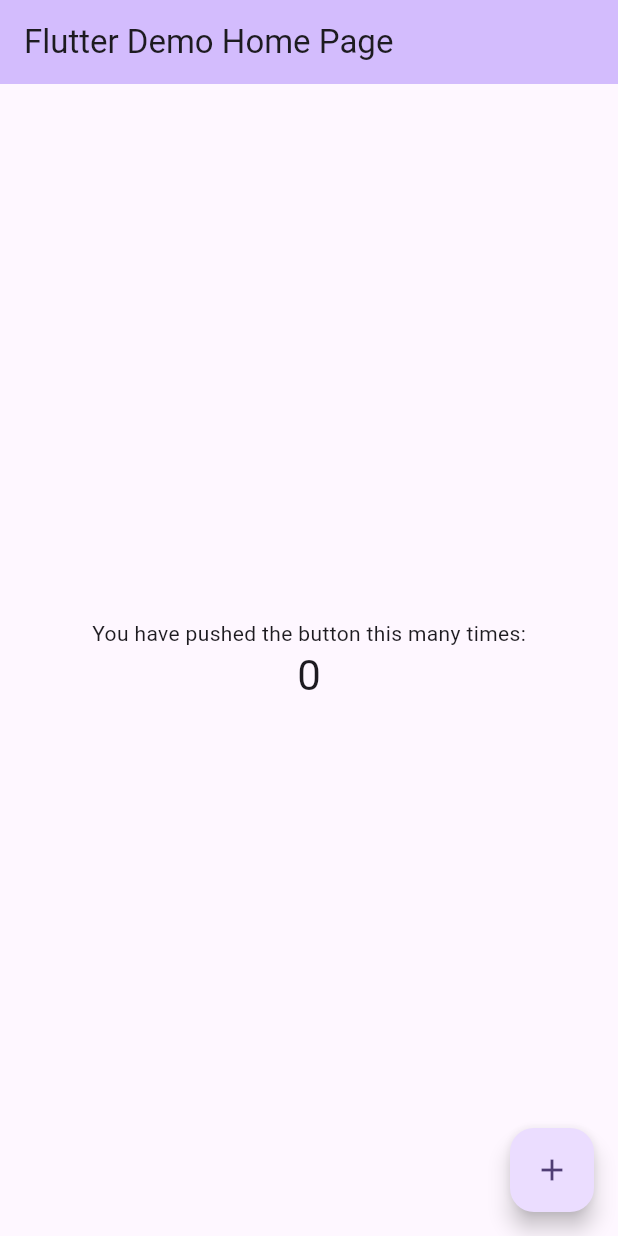
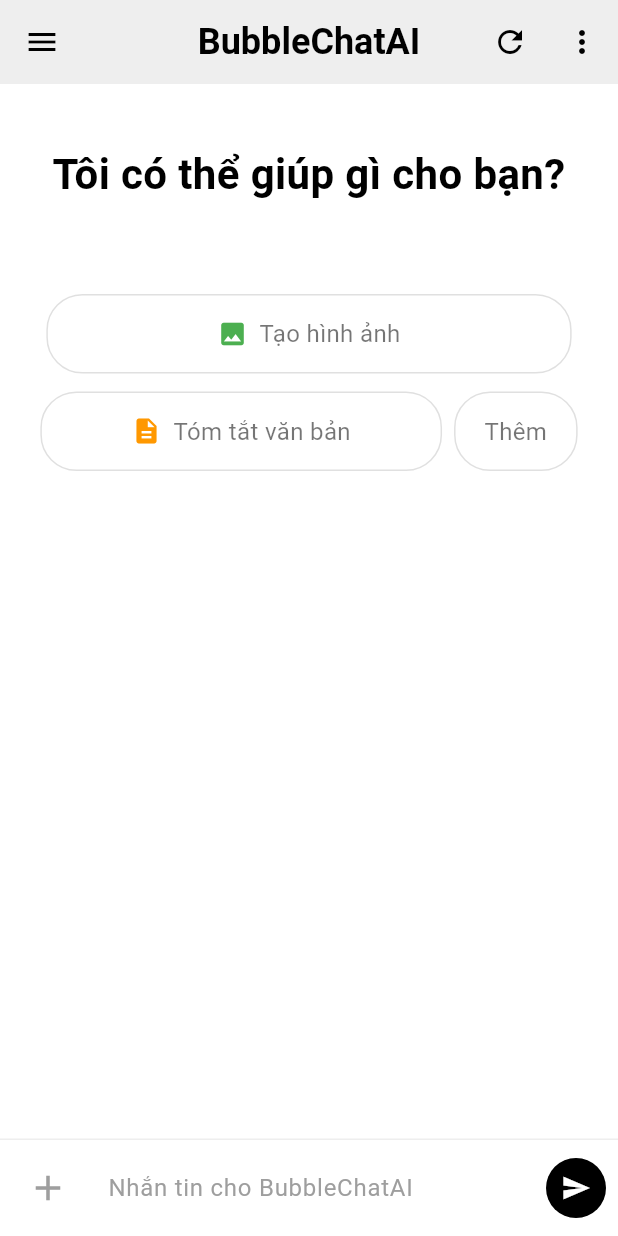
Before and after one commit to NguyenHuynhPhuVinh-TomiSakae/BubbleChatAI, a Flutter app: the screen it shows after launch, on a phone screen of 412 x 824 dp. Run offline on Flutter 3.47's test engine with Material 3 defaults, Android fonts, the phone set to English and light mode, and no system bars.

Commit message:
Cập nhật giao diện ban đầu

```diff
--- a/lib/main.dart
+++ b/lib/main.dart
@@ -1,4 +1,5 @@
 import 'package:flutter/material.dart';
+import 'screens/chat_screen.dart';
 
 void main() {
   runApp(const MyApp());
@@ -7,116 +8,16 @@ void main() {
 class MyApp extends StatelessWidget {
   const MyApp({super.key});
 
-  // This widget is the root of your application.
   @override
   Widget build(BuildContext context) {
     return MaterialApp(
-      title: 'Flutter Demo',
+      title: 'BubbleChatAI',
       theme: ThemeData(
-        // This is the theme of your application.
-        //
-        // TRY THIS: Try running your application with "flutter run". You'll see
-        // the application has a purple toolbar. Then, without quitting the app,
-        // try changing the seedColor in the colorScheme below to Colors.green
-        // and then invoke "hot reload" (save your changes or press the "hot
-        // reload" button in a Flutter-supported IDE, or press "r" if you used
-        // the command line to start the app).
-        //
-        // Notice that the counter didn't reset back to zero; the application
-        // state is not lost during the reload. To reset the state, use hot
-        // restart instead.
-        //
-        // This works for code too, not just values: Most code changes can be
-        // tested with just a hot reload.
-        colorScheme: ColorScheme.fromSeed(seedColor: Colors.deepPurple),
+        colorScheme: ColorScheme.fromSeed(seedColor: Colors.blue),
+        useMaterial3: true,
       ),
-      home: const MyHomePage(title: 'Flutter Demo Home Page'),
+      home: const ChatScreen(),
+      debugShowCheckedModeBanner: false,
     );
   }
 }
-
-class MyHomePage extends StatefulWidget {
-  const MyHomePage({super.key, required this.title});
-
-  // This widget is the home page of your application. It is stateful, meaning
-  // that it has a State object (defined below) that contains fields that affect
-  // how it looks.
-
-  // This class is the configuration for the state. It holds the values (in this
-  // case the title) provided by the parent (in this case the App widget) and
-  // used by the build method of the State. Fields in a Widget subclass are
-  // always marked "final".
-
-  final String title;
-
-  @override
-  State<MyHomePage> createState() => _MyHomePageState();
-}
-
-class _MyHomePageState extends State<MyHomePage> {
-  int _counter = 0;
-
-  void _incrementCounter() {
-    setState(() {
-      // This call to setState tells the Flutter framework that something has
-      // changed in this State, which causes it to rerun the build method below
-      // so that the display can reflect the updated values. If we changed
-      // _counter without calling setState(), then the build method would not be
-      // called again, and so nothing would appear to happen.
-      _counter++;
-    });
-  }
-
-  @override
-  Widget build(BuildContext context) {
-    // This method is rerun every time setState is called, for instance as done
-    // by the _incrementCounter method above.
-    //
-    // The Flutter framework has been optimized to make rerunning build methods
-    // fast, so that you can just rebuild anything that needs updating rather
-    // than having to individually change instances of widgets.
-    return Scaffold(
-      appBar: AppBar(
-        // TRY THIS: Try changing the color here to a specific color (to
-        // Colors.amber, perhaps?) and trigger a hot reload to see the AppBar
-        // change color while the other colors stay the same.
-        backgroundColor: Theme.of(context).colorScheme.inversePrimary,
-        // Here we take the value from the MyHomePage object that was created by
-        // the App.build method, and use it to set our appbar title.
-        title: Text(widget.title),
-      ),
-      body: Center(
-        // Center is a layout widget. It takes a single child and positions it
-        // in the middle of the parent.
-        child: Column(
-          // Column is also a layout widget. It takes a list of children and
-          // arranges them vertically. By default, it sizes itself to fit its
-          // children horizontally, and tries to be as tall as its parent.
-          //
-          // Column has various properties to control how it sizes itself and
-          // how it positions its children. Here we use mainAxisAlignment to
-          // center the children vertically; the main axis here is the vertical
-          // axis because Columns are vertical (the cross axis would be
-          // horizontal).
-          //
-          // TRY THIS: Invoke "debug painting" (choose the "Toggle Debug Paint"
-          // action in the IDE, or press "p" in the console), to see the
-          // wireframe for each widget.
-          mainAxisAlignment: MainAxisAlignment.center,
-          children: <Widget>[
-            const Text('You have pushed the button this many times:'),
-            Text(
-              '$_counter',
-              style: Theme.of(context).textTheme.headlineMedium,
-            ),
-          ],
-        ),
-      ),
-      floatingActionButton: FloatingActionButton(
-        onPressed: _incrementCounter,
-        tooltip: 'Increment',
-        child: const Icon(Icons.add),
-      ), // This trailing comma makes auto-formatting nicer for build methods.
-    );
-  }
-}
--- /dev/null
+++ b/lib/models/message.dart
@@ -0,0 +1,11 @@
+class Message {
+  final String text;
+  final bool isUser;
+  final DateTime timestamp;
+
+  Message({
+    required this.text,
+    required this.isUser,
+    DateTime? timestamp,
+  }) : timestamp = timestamp ?? DateTime.now();
+}
--- /dev/null
+++ b/lib/screens/chat_screen.dart
@@ -0,0 +1,273 @@
+import 'package:flutter/material.dart';
+import '../models/message.dart';
+import '../utils/ai_service.dart';
+import '../widgets/chat_message.dart';
+import '../widgets/suggestion_button.dart';
+import '../widgets/typing_indicator.dart';
+import '../widgets/chat_input_field.dart';
+
+class ChatScreen extends StatefulWidget {
+  const ChatScreen({super.key});
+
+  @override
+  State<ChatScreen> createState() => _ChatScreenState();
+}
+
+class _ChatScreenState extends State<ChatScreen> {
+  final List<Message> _messages = [];
+  final TextEditingController _textController = TextEditingController();
+  final ScrollController _scrollController = ScrollController();
+  final AiService _aiService = AiService();
+  bool _isTyping = false;
+  bool _showAllSuggestions = false;
+
+  @override
+  void initState() {
+    super.initState();
+  }
+
+  @override
+  Widget build(BuildContext context) {
+    return Scaffold(
+      backgroundColor: Colors.white,
+      appBar: AppBar(
+        backgroundColor: Colors.grey.shade200,
+        elevation: 0,
+        title: const Text(
+          'BubbleChatAI',
+          style: TextStyle(
+            color: Colors.black,
+            fontWeight: FontWeight.bold,
+            fontSize: 24,
+          ),
+        ),
+        centerTitle: true,
+        leading: IconButton(
+          icon: const Icon(Icons.menu, color: Colors.black),
+          onPressed: () {},
+        ),
+        actions: [
+          IconButton(
+            icon: const Icon(Icons.refresh, color: Colors.black),
+            onPressed: () {},
+          ),
+          IconButton(
+            icon: const Icon(Icons.more_vert, color: Colors.black),
+            onPressed: () {},
+          ),
+        ],
+      ),
+      body: Column(
+        children: [
+          Expanded(
+            child: ListView(
+              controller: _scrollController,
+              padding: const EdgeInsets.symmetric(horizontal: 16.0),
+              children: [
+                if (_messages.isEmpty) ...[
+                  const SizedBox(height: 40),
+                  const Center(
+                    child: Text(
+                      'Tôi có thể giúp gì cho bạn?',
+                      style: TextStyle(
+                        fontSize: 28.0,
+                        fontWeight: FontWeight.bold,
+                        color: Colors.black,
+                      ),
+                      textAlign: TextAlign.center,
+                    ),
+                  ),
+                  const SizedBox(height: 60),
+                  _buildSuggestionButtons(),
+                ],
+                ..._messages.map((message) => ChatMessageWidget(message: message)),
+                if (_isTyping) const TypingIndicator(),
+              ],
+            ),
+          ),
+          ChatInputField(
+            controller: _textController,
+            onSubmitted: _handleSubmitted,
+          ),
+        ],
+      ),
+    );
+  }
+
+  Widget _buildSuggestionButtons() {
+    return Column(
+      children: [
+        Container(
+          width: double.infinity,
+          margin: const EdgeInsets.only(bottom: 12),
+          child: Center(
+            child: SizedBox(
+              width: MediaQuery.of(context).size.width * 0.85,
+              child: SuggestionButton(
+                text: 'Tạo hình ảnh',
+                icon: Icons.image,
+                iconColor: Colors.green,
+                onTap: () => _handleSuggestionTap('Tạo hình ảnh'),
+              ),
+            ),
+          ),
+        ),
+        Row(
+          mainAxisAlignment: MainAxisAlignment.center,
+          children: [
+            SizedBox(
+              width: MediaQuery.of(context).size.width * 0.65,
+              child: SuggestionButton(
+                text: 'Tóm tắt văn bản',
+                icon: Icons.description,
+                iconColor: Colors.orange,
+                onTap: () => _handleSuggestionTap('Tóm tắt văn bản'),
+              ),
+            ),
+            const SizedBox(width: 8),
+            SizedBox(
+              width: MediaQuery.of(context).size.width * 0.2,
+              child: SuggestionButton(
+                text: 'Thêm',
+                icon: null,
+                iconColor: Colors.transparent,
+                onTap: _toggleShowAllSuggestions,
+              ),
+            ),
+          ],
+        ),
+        if (_showAllSuggestions) ...[
+          const SizedBox(height: 12),
+          SizedBox(
+            width: MediaQuery.of(context).size.width * 0.85,
+            child: SuggestionButton(
+              text: 'Phân tích hình ảnh',
+              icon: Icons.remove_red_eye,
+              iconColor: Colors.blue,
+              onTap: () => _handleSuggestionTap('Phân tích hình ảnh'),
+            ),
+          ),
+          const SizedBox(height: 12),
+          SizedBox(
+            width: MediaQuery.of(context).size.width * 0.85,
+            child: SuggestionButton(
+              text: 'Mã',
+              icon: Icons.code,
+              iconColor: Colors.purple,
+              onTap: () => _handleSuggestionTap('Viết mã'),
+            ),
+          ),
+          const SizedBox(height: 12),
+          Row(
+            mainAxisAlignment: MainAxisAlignment.center,
+            children: [
+              SizedBox(
+                width: MediaQuery.of(context).size.width * 0.42,
+                child: SuggestionButton(
+                  text: 'Lên kế hoạch',
+                  icon: Icons.lightbulb_outline,
+                  iconColor: Colors.amber,
+                  onTap: () => _handleSuggestionTap('Lên kế hoạch'),
+                ),
+              ),
+              const SizedBox(width: 8),
+              SizedBox(
+                width: MediaQuery.of(context).size.width * 0.42,
+                child: SuggestionButton(
+                  text: 'Lên ý tưởng',
+                  icon: Icons.lightbulb_outline,
+                  iconColor: Colors.amber,
+                  onTap: () => _handleSuggestionTap('Lên ý tưởng'),
+                ),
+              ),
+            ],
+          ),
+          const SizedBox(height: 12),
+          SizedBox(
+            width: MediaQuery.of(context).size.width * 0.85,
+            child: SuggestionButton(
+              text: 'Phân tích dữ liệu',
+              icon: Icons.bar_chart,
+              iconColor: Colors.cyan,
+              onTap: () => _handleSuggestionTap('Phân tích dữ liệu'),
+            ),
+          ),
+          const SizedBox(height: 12),
+          SizedBox(
+            width: MediaQuery.of(context).size.width * 0.85,
+            child: SuggestionButton(
+              text: 'Giúp tôi viết',
+              icon: Icons.edit,
+              iconColor: Colors.purple,
+              onTap: () => _handleSuggestionTap('Giúp tôi viết'),
+            ),
+          ),
+          const SizedBox(height: 12),
+          SizedBox(
+            width: MediaQuery.of(context).size.width * 0.85,
+            child: SuggestionButton(
+              text: 'Làm tôi ngạc nhiên',
+              icon: Icons.celebration,
+              iconColor: Colors.cyan,
+              onTap: () => _handleSuggestionTap('Làm tôi ngạc nhiên'),
+            ),
+          ),
+          const SizedBox(height: 12),
+          SizedBox(
+            width: MediaQuery.of(context).size.width * 0.85,
+            child: SuggestionButton(
+              text: 'Nhận lời khuyên',
+              icon: Icons.school,
+              iconColor: Colors.cyan,
+              onTap: () => _handleSuggestionTap('Nhận lời khuyên'),
+            ),
+          ),
+        ],
+      ],
+    );
+  }
+
+  void _toggleShowAllSuggestions() {
+    setState(() {
+      _showAllSuggestions = !_showAllSuggestions;
+    });
+  }
+
+  void _handleSuggestionTap(String suggestion) {
+    _handleSubmitted(suggestion);
+  }
+
+  void _handleSubmitted(String text) {
+    if (text.trim().isEmpty) return;
+
+    _textController.clear();
+    setState(() {
+      _messages.add(Message(text: text, isUser: true));
+      _isTyping = true;
+      _showAllSuggestions = false;
+    });
+
+    _scrollToBottom();
+
+    // Gọi AI service để lấy phản hồi
+    _aiService.generateResponse(text).then((response) {
+      setState(() {
+        _isTyping = false;
+        _messages.add(Message(text: response, isUser: false));
+      });
+      _scrollToBottom();
+    });
+  }
+
+  void _scrollToBottom() {
+    Future.delayed(const Duration(milliseconds: 100), () {
+      if (_scrollController.hasClients) {
+        _scrollController.animateTo(
+          _scrollController.position.maxScrollExtent,
+          duration: const Duration(milliseconds: 300),
+          curve: Curves.easeOut,
+        );
+      }
+    });
+  }
+}
--- /dev/null
+++ b/lib/utils/ai_service.dart
@@ -0,0 +1,16 @@
+class AiService {
+  Future<String> generateResponse(String query) async {
+    // Giả lập phản hồi từ AI
+    await Future.delayed(const Duration(seconds: 1));
+
+    if (query.toLowerCase().contains('xin chào') || query.toLowerCase().contains('hello')) {
+      return 'Xin chào! Tôi có thể giúp gì cho bạn?';
+    } else if (query.toLowerCase().contains('thời tiết')) {
+      return 'Tôi không có khả năng kiểm tra thời tiết hiện tại. Bạn có thể hỏi tôi điều gì khác không?';
+    } else if (query.toLowerCase().contains('flutter')) {
+      return 'Flutter là framework UI của Google để xây dựng ứng dụng đa nền tảng từ một codebase duy nhất.';
+    } else {
+      return 'Cảm ơn câu hỏi của bạn. Tôi là một AI giả lập đơn giản, vì vậy khả năng của tôi còn hạn chế.';
+    }
+  }
+}
--- /dev/null
+++ b/lib/widgets/chat_input_field.dart
@@ -0,0 +1,66 @@
+import 'package:flutter/material.dart';
+
+class ChatInputField extends StatelessWidget {
+  final TextEditingController controller;
+  final Function(String) onSubmitted;
+
+  const ChatInputField({
+    super.key,
+    required this.controller,
+    required this.onSubmitted,
+  });
+
+  @override
+  Widget build(BuildContext context) {
+    return Container(
+      padding: const EdgeInsets.symmetric(horizontal: 8.0, vertical: 8.0),
+      decoration: BoxDecoration(
+        color: Colors.white,
+        border: Border(
+          top: BorderSide(color: Colors.grey.shade200),
+        ),
+      ),
+      child: Row(
+        children: [
+          IconButton(
+            icon: const Icon(Icons.add, color: Colors.grey),
+            onPressed: () {},
+            iconSize: 28,
+          ),
+          Expanded(
+            child: Container(
+              padding: const EdgeInsets.symmetric(horizontal: 16.0),
+              decoration: BoxDecoration(
+                color: Colors.white,
+                borderRadius: BorderRadius.circular(4.0),
+              ),
+              child: TextField(
+                controller: controller,
+                decoration: const InputDecoration(
+                  hintText: 'Nhắn tin cho BubbleChatAI',
+                  border: InputBorder.none,
+                  hintStyle: TextStyle(color: Colors.grey),
+                ),
+                onSubmitted: onSubmitted,
+                maxLines: null,
+              ),
+            ),
+          ),
+          Container(
+            width: 40,
+            height: 40,
+            decoration: BoxDecoration(
+              color: Colors.black,
+              borderRadius: BorderRadius.circular(20),
+            ),
+            child: IconButton(
+              icon: const Icon(Icons.send, color: Colors.white),
+              onPressed: () => onSubmitted(controller.text),
+              iconSize: 20,
+            ),
+          ),
+        ],
+      ),
+    );
+  }
+}
--- /dev/null
+++ b/lib/widgets/chat_message.dart
@@ -0,0 +1,47 @@
+import 'package:flutter/material.dart';
+import '../models/message.dart';
+
+class ChatMessageWidget extends StatelessWidget {
+  final Message message;
+
+  const ChatMessageWidget({
+    super.key,
+    required this.message,
+  });
+
+  @override
+  Widget build(BuildContext context) {
+    return Container(
+      padding: const EdgeInsets.symmetric(vertical: 8.0, horizontal: 16.0),
+      child: Row(
+        mainAxisAlignment: message.isUser ? MainAxisAlignment.end : MainAxisAlignment.start,
+        crossAxisAlignment: CrossAxisAlignment.start,
+        children: [
+          if (!message.isUser)
+            Expanded(
+              child: Text(
+                message.text,
+                style: const TextStyle(fontSize: 16.0),
+                softWrap: true,
+              ),
+            ),
+          if (message.isUser)
+            Flexible(
+              child: Container(
+                padding: const EdgeInsets.all(12.0),
+                decoration: BoxDecoration(
+                  color: Colors.grey.shade200,
+                  borderRadius: BorderRadius.circular(18.0),
+                ),
+                child: Text(
+                  message.text,
+                  style: const TextStyle(fontSize: 16.0),
+                  softWrap: true,
+                ),
+              ),
+            ),
+        ],
+      ),
+    );
+  }
+}
--- /dev/null
+++ b/lib/widgets/suggestion_button.dart
@@ -0,0 +1,53 @@
+import 'package:flutter/material.dart';
+
+class SuggestionButton extends StatelessWidget {
+  final String text;
+  final IconData? icon;
+  final Color iconColor;
+  final VoidCallback onTap;
+
+  const SuggestionButton({
+    super.key,
+    required this.text,
+    required this.icon,
+    required this.iconColor,
+    required this.onTap,
+  });
+
+  @override
+  Widget build(BuildContext context) {
+    return GestureDetector(
+      onTap: onTap,
+      child: Container(
+        width: double.infinity,
+        padding: const EdgeInsets.symmetric(horizontal: 16.0, vertical: 14.0),
+        decoration: BoxDecoration(
+          border: Border.all(color: Colors.grey.shade300),
+          borderRadius: BorderRadius.circular(24.0),
+          color: Colors.white,
+        ),
+        child: Row(
+          mainAxisAlignment: MainAxisAlignment.center,
+          mainAxisSize: MainAxisSize.min,
+          children: [
+            if (icon != null) ...[
+              Icon(icon, color: iconColor, size: 20),
+              const SizedBox(width: 8.0),
+            ],
+            Flexible(
+              child: Text(
+                text,
+                style: const TextStyle(
+                  fontSize: 16.0,
+                  color: Colors.black54,
+                ),
+                textAlign: TextAlign.center,
+                overflow: TextOverflow.ellipsis,
+              ),
+            ),
+          ],
+        ),
+      ),
+    );
+  }
+}
--- /dev/null
+++ b/lib/widgets/typing_indicator.dart
@@ -0,0 +1,32 @@
+import 'package:flutter/material.dart';
+
+class TypingIndicator extends StatelessWidget {
+  const TypingIndicator({super.key});
+
+  @override
+  Widget build(BuildContext context) {
+    return Padding(
+      padding: const EdgeInsets.symmetric(horizontal: 16.0, vertical: 8.0),
+      child: Row(
+        children: [
+          SizedBox(
+            width: 20,
+            height: 20,
+            child: CircularProgressIndicator(
+              strokeWidth: 2,
+              valueColor: AlwaysStoppedAnimation<Color>(Colors.grey.shade400),
+            ),
+          ),
+          const SizedBox(width: 8),
+          Text(
+            'Đang nhập...',
+            style: TextStyle(
+              fontStyle: FontStyle.italic,
+              color: Colors.grey.shade600,
+            ),
+          ),
+        ],
+      ),
+    );
+  }
+}
```
